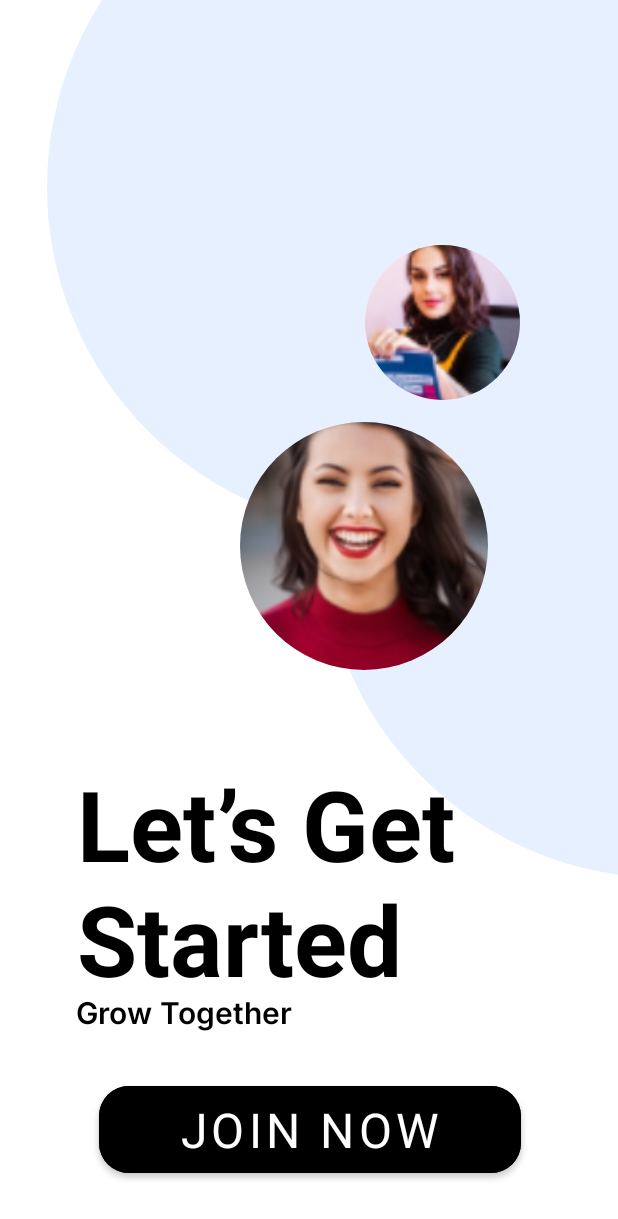
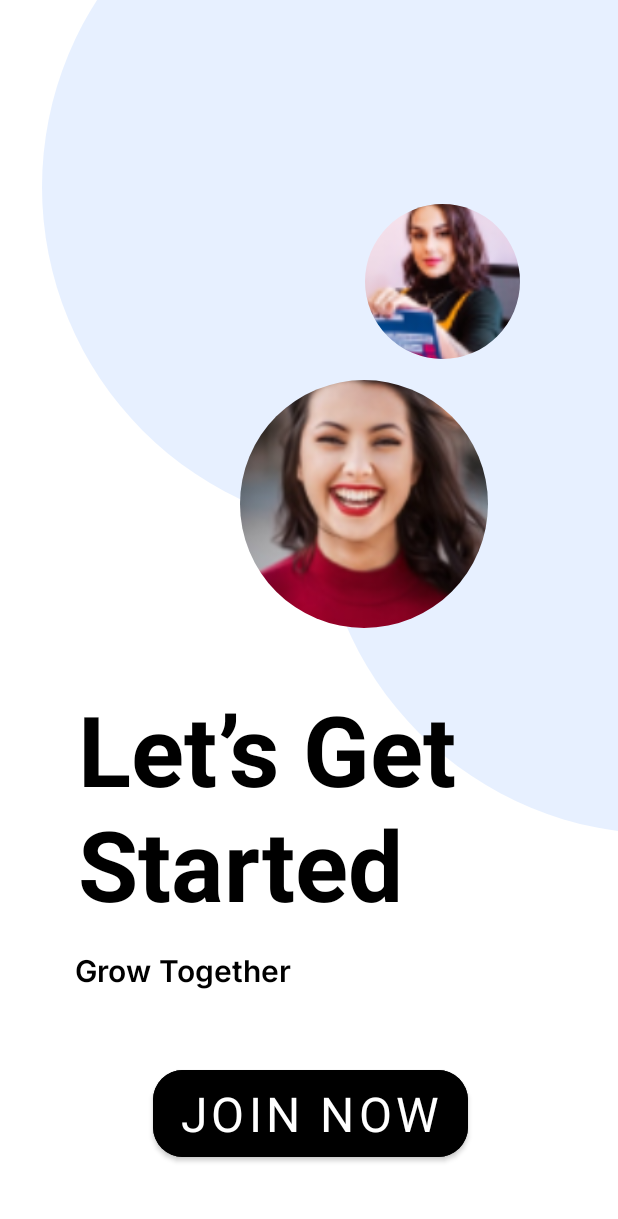
Before and after one commit to Bahadireray/KotlinMaterialDesign, an Android app: the layout activity_home.xml on its own in the app's theme, with its tools: preview values and no code run, on a phone screen of 412 x 824 dp. Shown: the top 1219 px of the screen. Run offline under Robolectric (Android 15) with nearby library versions, the phone set to English and light mode, and no system bars; Roboto replaces fonts that are not available here.

Commit message:
Activity page home

```diff
--- a/app/src/main/java/com/example/kotlinmaterialdesign/HomeActivity.kt
+++ b/app/src/main/java/com/example/kotlinmaterialdesign/HomeActivity.kt
@@ -2,10 +2,15 @@ package com.example.kotlinmaterialdesign
 
 import androidx.appcompat.app.AppCompatActivity
 import android.os.Bundle
+import android.view.View
 
 class HomeActivity : AppCompatActivity() {
     override fun onCreate(savedInstanceState: Bundle?) {
         super.onCreate(savedInstanceState)
         setContentView(R.layout.activity_home)
     }
+
+    fun joinButton(view: View) {
+
+    }
 }
--- a/app/src/main/java/com/example/kotlinmaterialdesign/MainActivity.kt
+++ b/app/src/main/java/com/example/kotlinmaterialdesign/MainActivity.kt
@@ -12,8 +12,6 @@ class MainActivity : AppCompatActivity() {
         setContentView(R.layout.activity_main)
         textView.text="merhaba"
 
-        val intent = Intent(this,HomeActivity::class.java)
-        startActivity(intent)
 
     }
     fun homeBtn(view: View)
--- a/app/src/main/res/layout/activity_home.xml
+++ b/app/src/main/res/layout/activity_home.xml
@@ -4,7 +4,9 @@
     xmlns:tools="http://schemas.android.com/tools"
     android:layout_width="match_parent"
     android:layout_height="match_parent"
-    tools:context=".HomeActivity">
+    tools:context=".HomeActivity"
+    tools:layout_editor_absoluteX="0dp"
+    tools:layout_editor_absoluteY="-26dp">
 
 
     <de.hdodenhof.circleimageview.CircleImageView
@@ -12,8 +14,8 @@
         android:layout_width="460dp"
         android:layout_height="460dp"
 
-        android:layout_marginStart="214dp"
-        android:layout_marginTop="125dp"
+        android:layout_marginStart="212dp"
+        android:layout_marginTop="96dp"
         android:src="@drawable/home_page_circle"
         app:layout_constraintStart_toStartOf="parent"
         app:layout_constraintTop_toTopOf="parent"
@@ -23,7 +25,7 @@
         android:id="@+id/homePage1"
         android:layout_width="460dp"
         android:layout_height="460dp"
-        android:layout_marginStart="31dp"
+        android:layout_marginStart="28dp"
         android:layout_marginTop="-106dp"
         android:src="@drawable/home_page_circle"
         app:layout_constraintStart_toStartOf="parent"
@@ -35,7 +37,7 @@
         android:layout_width="165dp"
         android:layout_height="248dp"
         android:layout_marginStart="160dp"
-        android:layout_marginTop="240dp"
+        android:layout_marginTop="212dp"
         android:src="@drawable/home_image_big"
         app:layout_constraintStart_toStartOf="parent"
         app:layout_constraintTop_toTopOf="parent"
@@ -46,7 +48,7 @@
         android:layout_width="183dp"
         android:layout_height="103dp"
         android:layout_marginStart="178dp"
-        android:layout_marginTop="163dp"
+        android:layout_marginTop="136dp"
         android:src="@drawable/home_image_small"
         app:layout_constraintEnd_toEndOf="parent"
         app:layout_constraintStart_toStartOf="parent"
@@ -58,7 +60,7 @@
         android:layout_width="342dp"
         android:layout_height="wrap_content"
         android:layout_marginStart="33dp"
-        android:layout_marginTop="505dp"
+        android:layout_marginTop="455dp"
         android:fontFamily="@font/roboto_bold"
         android:gravity="top"
         android:text="Let’s Get Started"
@@ -66,7 +68,6 @@
         android:textSize="65sp"
         android:textStyle="bold"
         app:layout_constraintEnd_toEndOf="parent"
-        app:layout_constraintHorizontal_bias="0.492"
         app:layout_constraintStart_toStartOf="parent"
         app:layout_constraintTop_toTopOf="parent" />
 
@@ -75,24 +76,23 @@
         android:layout_width="wrap_content"
         android:layout_height="wrap_content"
         android:layout_marginStart="40dp"
-        android:layout_marginTop="660dp"
+        android:layout_marginTop="632dp"
         android:fontFamily="@font/inter_semibold"
         android:text="Grow Together"
         android:textColor="@color/black"
         android:textSize="20sp"
         app:layout_constraintEnd_toEndOf="@+id/textView"
-        app:layout_constraintHorizontal_bias="0.052"
+        app:layout_constraintHorizontal_bias="0.049"
         app:layout_constraintStart_toStartOf="parent"
         app:layout_constraintTop_toTopOf="parent" />
 
     <com.google.android.material.button.MaterialButton
         android:id="@+id/joinButton"
-        android:layout_width="281dp"
+        android:layout_width="210dp"
         android:layout_height="70dp"
-        android:layout_marginStart="74dp"
-        android:layout_marginTop="720dp"
-        android:layout_marginEnd="73dp"
-        android:layout_marginBottom="38dp"
+        android:layout_marginStart="100dp"
+        android:layout_marginTop="660dp"
+        android:layout_marginEnd="100dp"
         android:backgroundTint="@color/black"
         android:fontFamily="@font/inder"
         android:gravity="center|center_horizontal|center_vertical"
@@ -102,7 +102,7 @@
         app:cornerRadius="20dp"
         app:layout_constraintBottom_toBottomOf="parent"
         app:layout_constraintEnd_toEndOf="parent"
-        app:layout_constraintHorizontal_bias="0.514"
+        app:layout_constraintHorizontal_bias="1.0"
         app:layout_constraintStart_toStartOf="parent"
         app:layout_constraintTop_toTopOf="parent" />
 
```
